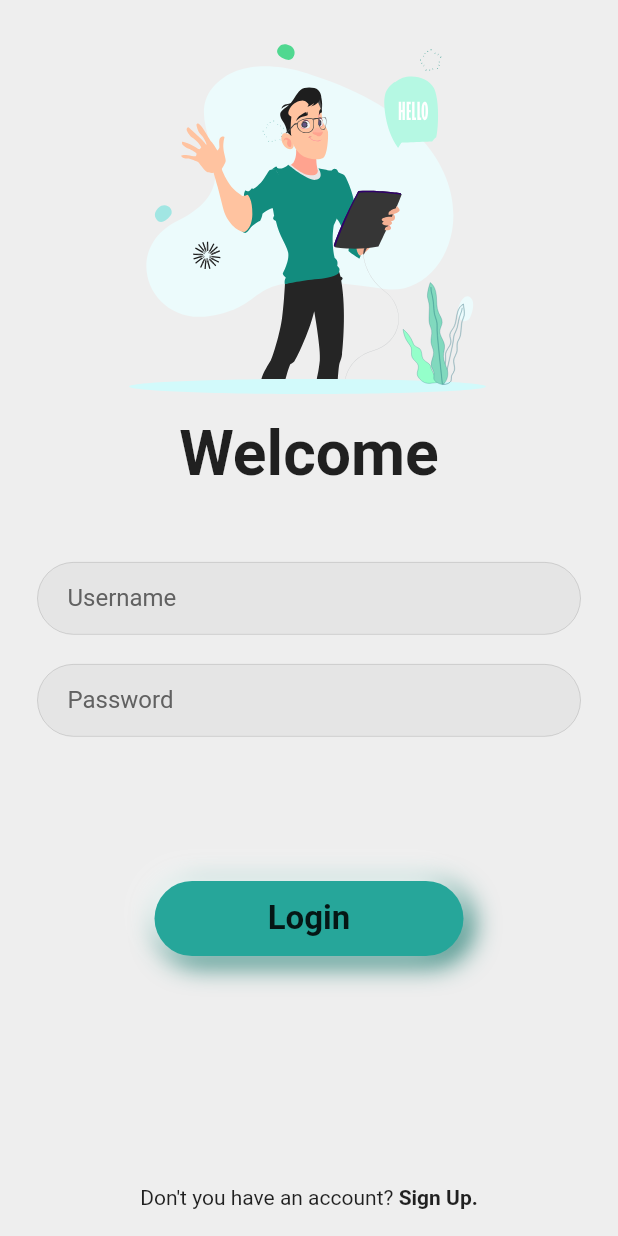
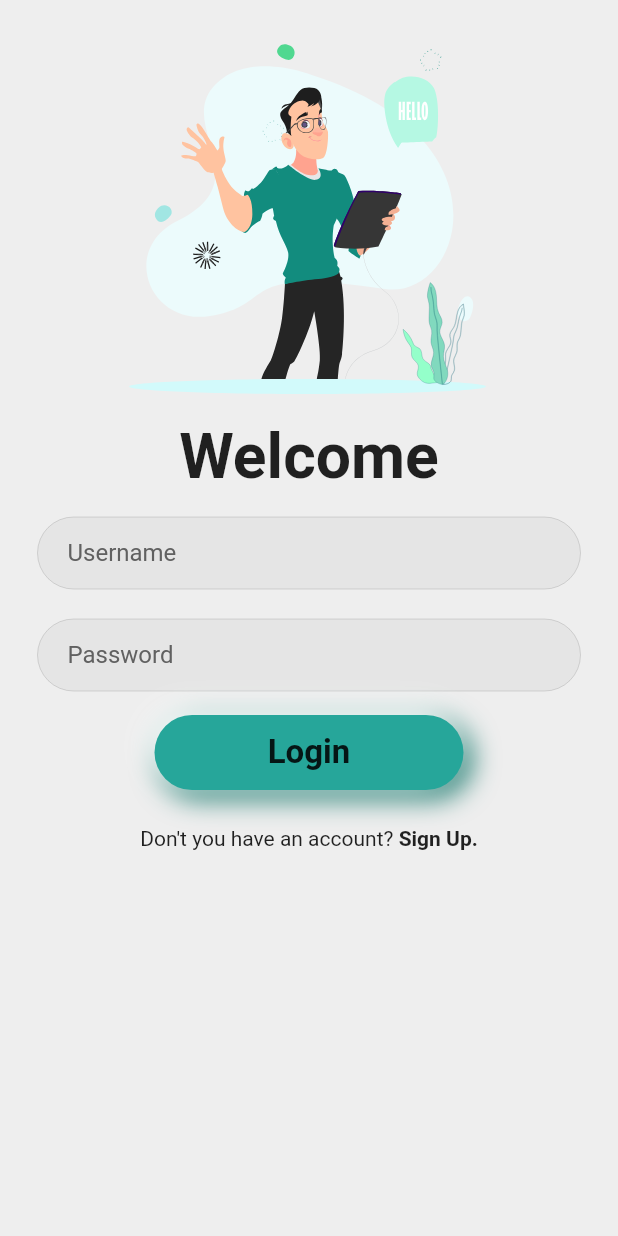
Before and after one commit to Alpha17-2/MeditationCounter, a Flutter app: the screen it shows after launch, on a phone screen of 412 x 824 dp. Run offline on Flutter 3.47's test engine with Material 2 defaults, Android fonts, the phone set to English and light mode, and no system bars; our stand-ins replace animated_text_kit, cloud_firestore, firebase_auth, firebase_core, flutter_zoom_drawer, google_fonts and 2 more; missing offline and left inert: animated_widgets; accounts and stored records are empty; Roboto replaces fonts that are missing (Cagliostro).

Commit message:
patch : introduced scroll view for the items in login screen

```diff
--- a/lib/pages/pageTwo.dart
+++ b/lib/pages/pageTwo.dart
@@ -36,19 +36,22 @@ class _PageTwoState extends State<PageTwo> {
         backgroundColor: Colors.grey.shade200,
         body: SafeArea(
             child: Container(
-          width: double.infinity,
+          height: deviceHeight,
+          width: deviceWidth,
+          child: SingleChildScrollView(
             child: Column(
-            mainAxisSize: MainAxisSize.min,
+              mainAxisAlignment: MainAxisAlignment.start,
               crossAxisAlignment: CrossAxisAlignment.center,
               children: [
                 Padding(
-                padding: EdgeInsets.symmetric(horizontal: deviceHeight * 0.09),
+                  padding:
+                      EdgeInsets.symmetric(horizontal: deviceHeight * 0.09),
                   child: Lottie.asset(
                       //Lottie Animation
                       "lib/assets/images/signIn.json"),
                 ),
                 //SizedBox
-              const SizedBox(height: 14),
+                const Opacity(opacity: 0.0, child: Divider()),
                 //Welcome Message
                 Text("Welcome",
                     style: GoogleFonts.cagliostro(
@@ -57,7 +60,7 @@ class _PageTwoState extends State<PageTwo> {
                             .clamp(deviceWidth * 0.101, deviceWidth * 0.2),
                         fontWeight: FontWeight.w600)),
                 //SizedBox
-              Flexible(child: Container(), flex: 1),
+                const Opacity(opacity: 0.0, child: Divider()),
                 //InputFormField for email
                 TextFieldInput(
                     textEditingController: _emailController,
@@ -77,7 +80,7 @@ class _PageTwoState extends State<PageTwo> {
                   isPass: true,
                 ),
                 //FlexibleWidget
-              Flexible(child: Container(), flex: 2),
+                const Opacity(opacity: 0.0, child: Divider()),
                 //Login Button
                 GestureDetector(
                   onTap: () async {
@@ -134,10 +137,7 @@ class _PageTwoState extends State<PageTwo> {
                         ),
                 ),
                 //Flexible Widget
-              Flexible(
-                child: Container(),
-                flex: 3,
-              ),
+                const Opacity(opacity: 0.0, child: Divider()),
                 //Transtioning for signup
                 Row(
                   mainAxisAlignment: MainAxisAlignment.center,
@@ -166,6 +166,7 @@ class _PageTwoState extends State<PageTwo> {
                 const SizedBox(height: 10)
               ],
             ),
+          ),
         )));
   }
 }
```
Lines whose indentation alone changed are shown as unchanged.
